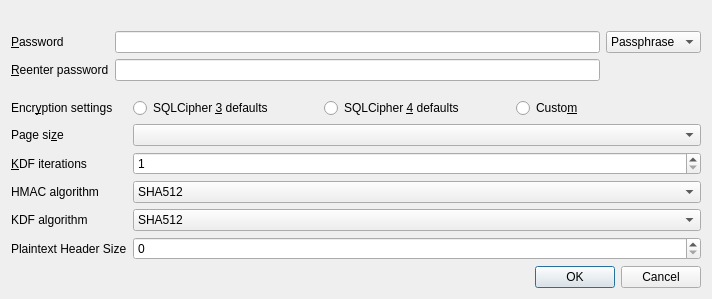
The window that src/CipherDialog.ui (AppSmata/vSongBook4pc) describes before a commit, drawn with Qt 5.
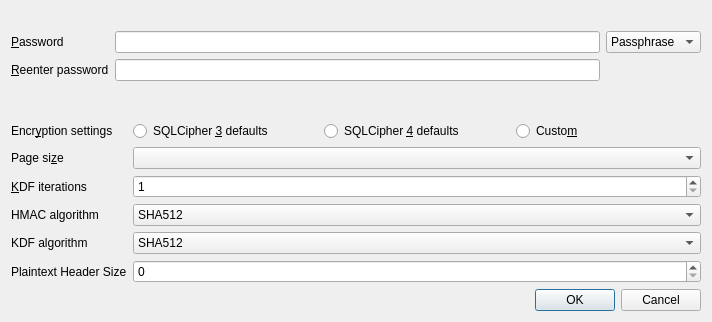
The same window after the commit.

Diff of the .ui file:
```diff
--- a/src/CipherDialog.ui
+++ b/src/CipherDialog.ui
@@ -7,7 +7,7 @@
     <x>0</x>
     <y>0</y>
     <width>712</width>
-    <height>299</height>
+    <height>322</height>
    </rect>
   </property>
   <property name="windowTitle">
@@ -128,7 +128,7 @@
       </layout>
      </item>
      <item row="1" column="0">
-      <widget class="QLabel" name="label_3">
+      <widget class="QLabel" name="label_4">
        <property name="text">
         <string>Page si&amp;ze</string>
        </property>
@@ -161,7 +161,7 @@
       </widget>
      </item>
      <item row="3" column="0">
-      <widget class="QLabel" name="label_4">
+      <widget class="QLabel" name="label_5">
        <property name="text">
         <string>HMAC algorithm</string>
        </property>
@@ -190,7 +190,7 @@
       </widget>
      </item>
      <item row="4" column="0">
-      <widget class="QLabel" name="label_5">
+      <widget class="QLabel" name="label_6">
        <property name="text">
         <string>KDF algorithm</string>
        </property>
@@ -219,7 +219,7 @@
       </widget>
      </item>
      <item row="5" column="0">
-      <widget class="QLabel" name="label_2">
+      <widget class="QLabel" name="label_3">
        <property name="text">
         <string>Plaintext Header Size</string>
        </property>
```
Left out of the diff: 2 changed lines with no effect on the pictures.
